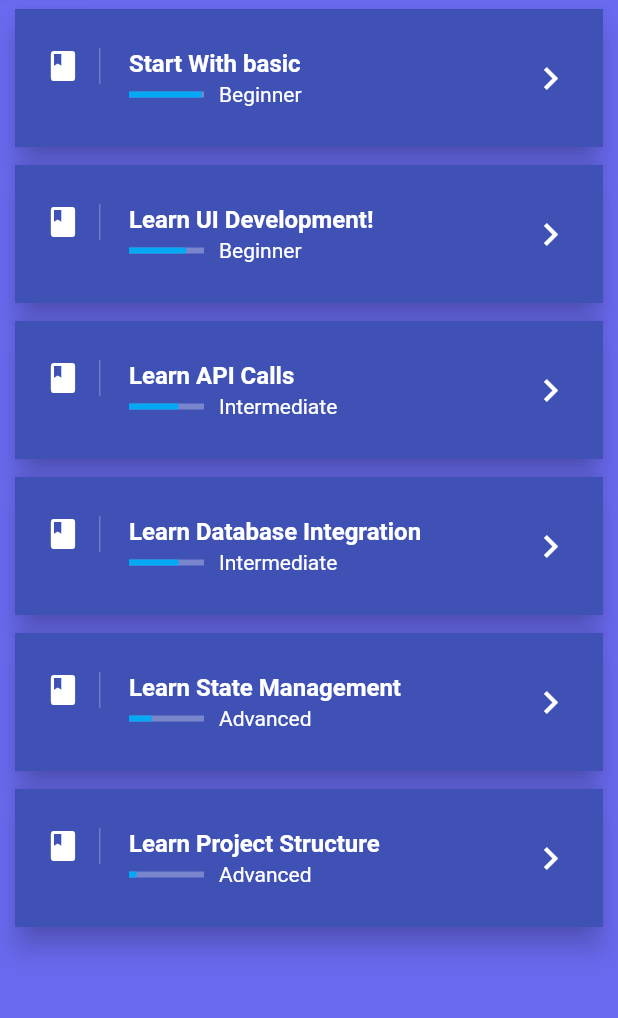
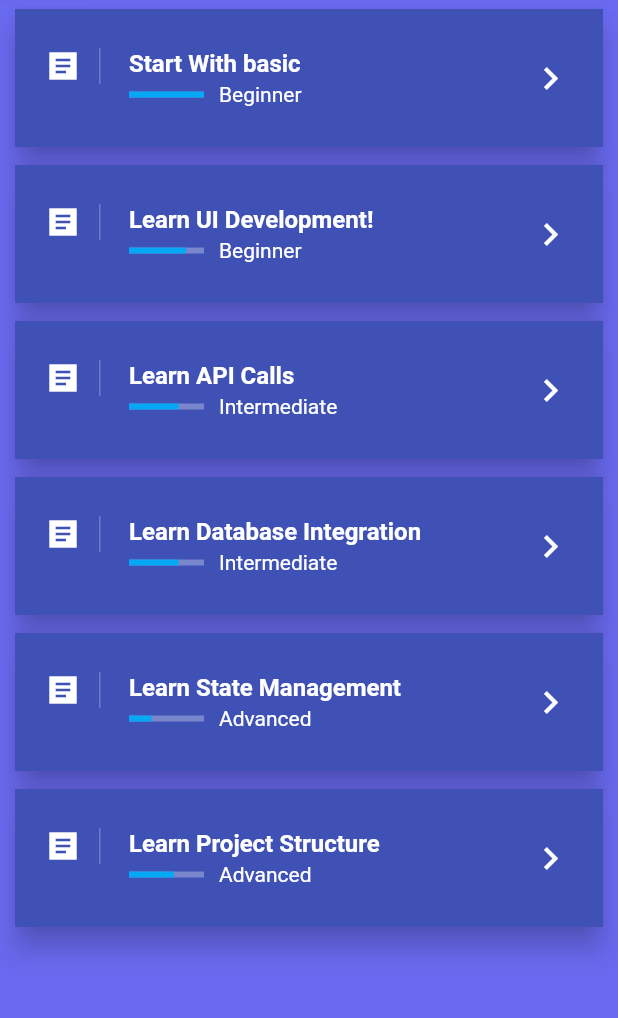
Before and after one commit to akundev14/flutterlist, a Flutter app: the screen it shows after launch, on a phone screen of 412 x 824 dp, the part 84-1102 px from its top. Run offline on Flutter 3.47's test engine with Material 2 defaults, Android fonts, the phone set to English and light mode, and no system bars; our stand-ins replace fluttertoast.

Commit message:
change icon

```diff
--- a/lib/detail_page.dart
+++ b/lib/detail_page.dart
@@ -16,12 +16,12 @@ class DetailPage extends StatelessWidget {
         valueColor: const AlwaysStoppedAnimation(Colors.lightBlueAccent));
 
     final coursePrice = Container(
-      padding: const EdgeInsets.all(5.0),
+      padding: const EdgeInsets.all(3.5),
       decoration: BoxDecoration(
           border: Border.all(color: Colors.white),
           borderRadius: BorderRadius.circular(5.0)),
       child: Text(
-        "Rp " + data.harga.toString(),
+        " Rp " + data.harga.toString(),
         style: const TextStyle(color: Colors.white),
       ),
     );
@@ -31,7 +31,7 @@ class DetailPage extends StatelessWidget {
       children: <Widget>[
         const SizedBox(height: 50.0),
         const Icon(
-          Icons.flag,
+          Icons.account_tree,
           color: Colors.white,
           size: 40.0,
         ),
--- a/lib/main.dart
+++ b/lib/main.dart
@@ -46,7 +46,7 @@ class _ListPageState extends State<ListPage> {
             decoration: const BoxDecoration(
                 border: Border(
                     right: BorderSide(width: 1.0, color: Colors.white24))),
-            child: const Icon(Icons.book, color: Colors.white),
+            child: const Icon(Icons.article_sharp, color: Colors.white),
           ),
           title: Text(
             datas.judul,
@@ -80,12 +80,12 @@ class _ListPageState extends State<ListPage> {
           },
         );
 
-    Card makeCard(Data lesson) => Card(
+    Card makeCard(Data datas) => Card(
           elevation: 8.0,
           margin: const EdgeInsets.symmetric(horizontal: 10.0, vertical: 6.0),
           child: Container(
             decoration: const BoxDecoration(color: Colors.indigo),
-            child: makeListTile(lesson),
+            child: makeListTile(datas),
           ),
         );
 
@@ -123,7 +123,7 @@ List getDatas() {
     Data(
         judul: "Start With basic",
         level: "Beginner",
-        progress: 0.97,
+        progress: 1,
         harga: 0,
         deskripsi:
             "Dart is a wide language and will take time to master. Before jumping to apps, one should at least learn the basics of the Dart language. If you already know Java, the transition from Java to Dart will be pretty easy! Don’t directly jump to Flutter without knowing Dart"),
@@ -158,8 +158,8 @@ List getDatas() {
     Data(
         judul: "Learn Project Structure",
         level: "Advanced",
-        progress: 0.10,
-        harga: 50,
+        progress: 0.60,
+        harga: 78,
         deskripsi:
             "Maintaining a Project Structure is really important. It helps newbies to review the code quickly. It also helps to trace the bug easily or add or remove functionality as and when needed without breaking the current functionality. There are many predefined Architectures available like MVVM, MVC, TDD, etc."),
    ];
```
